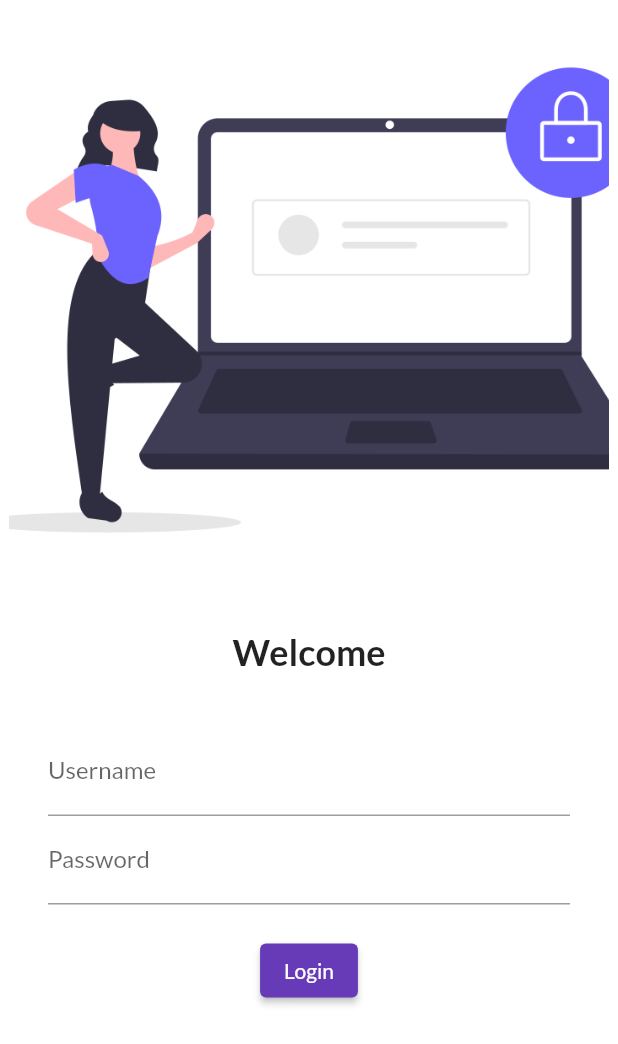
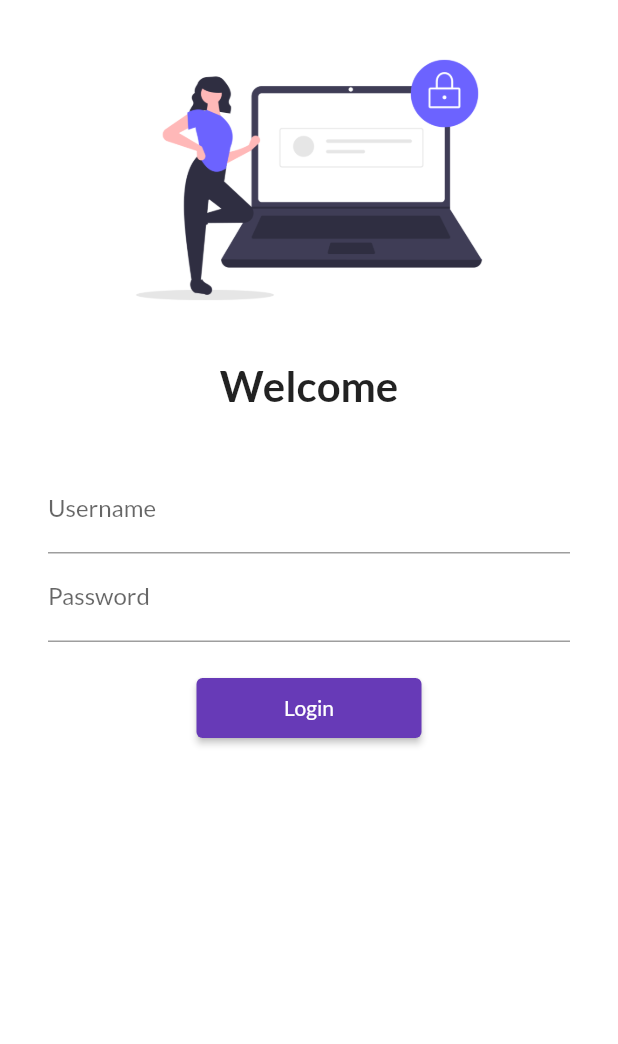
Before and after one commit to AnshikaDixit/MyApp, a Flutter app: the screen it shows after launch, on a phone screen of 412 x 824 dp. Shown: the top 1044 px of the screen. Run offline on Flutter 3.47's test engine with Material 2 defaults, Android fonts, the phone set to English and light mode, and no system bars; our stand-ins replace google_fonts.

Commit message:
navigation from login page to home page

```diff
--- a/lib/main.dart
+++ b/lib/main.dart
@@ -2,6 +2,7 @@ import 'package:flutter/material.dart';
 import 'package:google_fonts/google_fonts.dart';
 import 'package:myfirstapp/pages/home_page.dart';
 import 'package:myfirstapp/pages/login_page.dart';
+import 'package:myfirstapp/utils/routes.dart';
 
 void main() {
   runApp(const MyApp());
@@ -21,10 +22,12 @@ class MyApp extends StatelessWidget {
       darkTheme: ThemeData(
         brightness: Brightness.dark,
       ),
+      debugShowCheckedModeBanner: false,
       routes: {
         "/": (context) => const LoginPage(),
-        "/home": (context) => const HomePage(),
-        "/login": (context) => const LoginPage(),
+        MyRoutes.homeRoute: (context) => const HomePage(),
+        MyRoutes.loginRoute: (context) => const LoginPage(),
+
       },
     );
   }
--- a/lib/pages/login_page.dart
+++ b/lib/pages/login_page.dart
@@ -1,4 +1,5 @@
 import "package:flutter/material.dart";
+import 'package:myfirstapp/utils/routes.dart';
 
 class LoginPage extends StatelessWidget {
   const LoginPage({super.key});
@@ -7,17 +8,21 @@ class LoginPage extends StatelessWidget {
   Widget build(BuildContext context) {
     return Material(
       color: Colors.white,
+      child: SingleChildScrollView(
         child: Column(
           children: [
+            const SizedBox(
+              height: 20.0,
+            ),
             Image.asset("assets/images/undraw_secure_login_pdn4.png",
-              width: 400, height: 400, fit: BoxFit.cover),
+                width: 300, height: 200, fit: BoxFit.cover),
             const SizedBox(
               height: 20.0,
             ),
             const Text(
               "Welcome",
               style: TextStyle(
-              fontSize: 24,
+                fontSize: 28,
                 fontWeight: FontWeight.bold,
               ),
             ),
@@ -46,8 +51,11 @@ class LoginPage extends StatelessWidget {
                     height: 20.0,
                   ),
                   ElevatedButton(
-                  onPressed: (() {}),
-                  style: TextButton.styleFrom(),
+                    onPressed: () {
+                      Navigator.pushNamed(context, MyRoutes.homeRoute);
+                    },
+                    style:
+                        TextButton.styleFrom(minimumSize: const Size(150, 40)),
                     child: const Text("Login"),
                   ),
                 ],
@@ -55,6 +63,7 @@ class LoginPage extends StatelessWidget {
             ),
           ],
         ),
+      ),
     );
   }
 }
--- /dev/null
+++ b/lib/utils/routes.dart
@@ -0,0 +1,4 @@
+class MyRoutes {
+  static String loginRoute = "/login";
+  static String homeRoute = "/home";
+}
```
Lines whose indentation alone changed are shown as unchanged.
